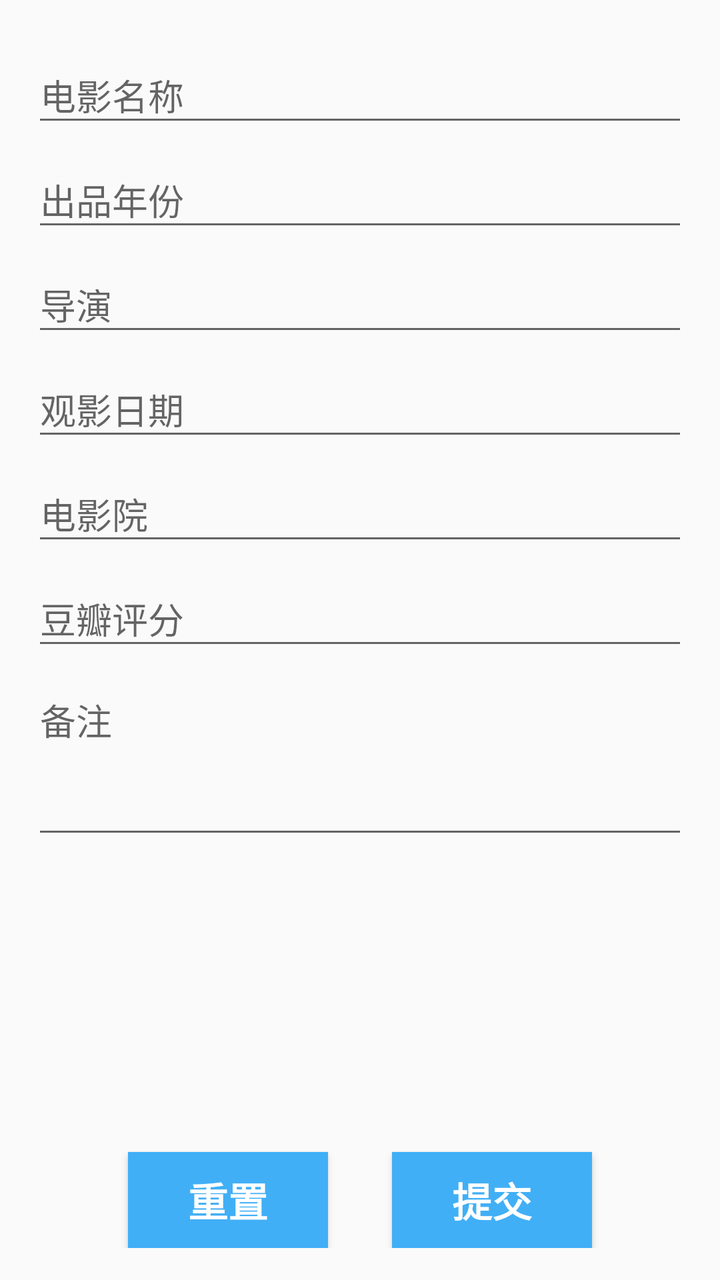
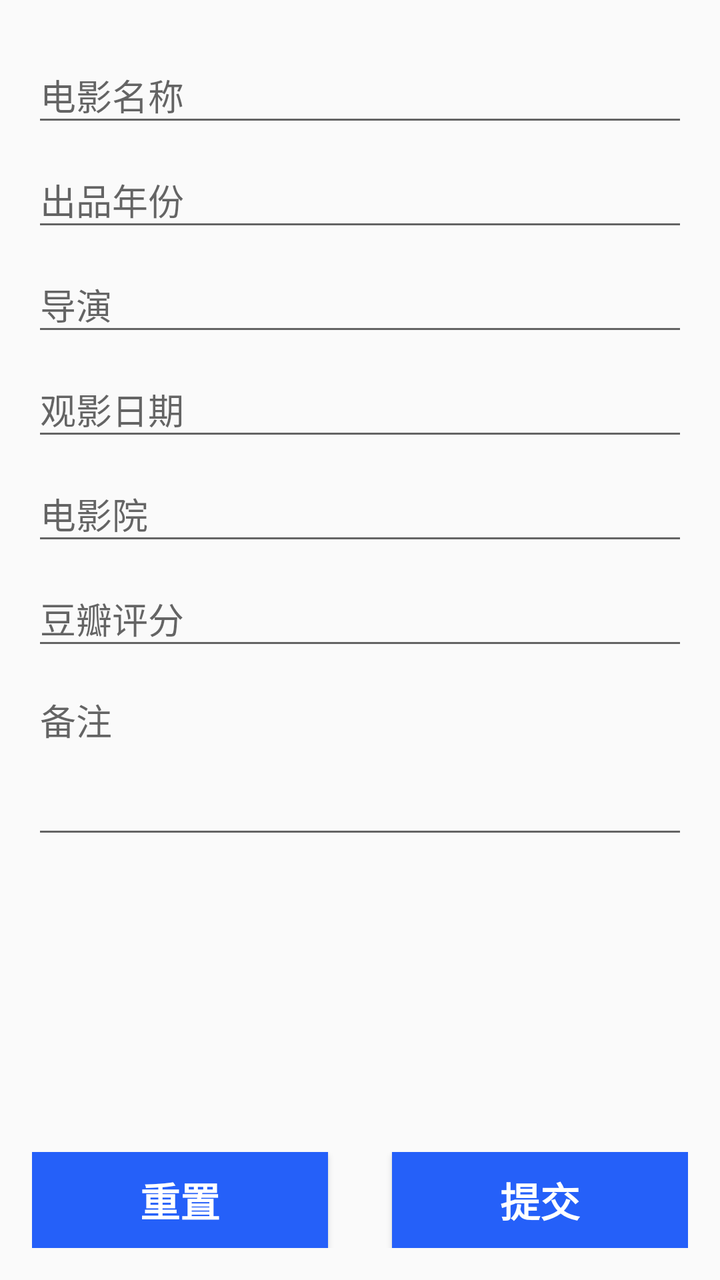

Compare the two renders of this Android layout. The source of the first and the diff that turns it into the second are given below.
<!-- AndroidManifest.xml: application theme AppTheme -->
<!-- res/layout/content_film_info.xml -->
<?xml version="1.0" encoding="utf-8"?>
<RelativeLayout xmlns:android="http://schemas.android.com/apk/res/android"
                xmlns:tools="http://schemas.android.com/tools"
                android:layout_width="match_parent"
                android:layout_height="match_parent"
                android:layout_marginTop="56dp"
                android:paddingBottom="@dimen/activity_vertical_margin"
                android:paddingLeft="@dimen/activity_horizontal_margin"
                android:paddingRight="@dimen/activity_horizontal_margin"
                android:paddingTop="@dimen/activity_vertical_margin"
                android:gravity="center_horizontal"
                android:orientation="vertical"
                tools:context="cn.sixlab.app.mineapps.activity.FilmInfoActivity"
                tools:showIn="@layout/activity_film_info">

    <LinearLayout
        android:id="@+id/panelBottom"
        android:layout_width="match_parent"
        android:layout_height="wrap_content"
        android:layout_alignParentBottom="true"
        android:orientation="horizontal">

        <Button
            android:id="@+id/film_info_clear"
            style="?android:textAppearanceSmall"
            android:layout_width="wrap_content"
            android:layout_height="wrap_content"
            android:layout_weight="1"
            android:layout_marginTop="@dimen/fab_margin"
            android:layout_marginRight="@dimen/fab_margin"
            android:layout_marginLeft="@dimen/fab_margin_2"
            android:background="@color/colorPrimary"
            android:text="@string/action_reset"
            android:textColor="@color/colorWhite"
            android:textSize="20sp"
            android:onClick="initInput"
            android:textStyle="bold"/>

        <Button
            android:id="@+id/film_info_submit"
            style="?android:textAppearanceSmall"
            android:layout_width="wrap_content"
            android:layout_height="wrap_content"
            android:layout_weight="1"
            android:layout_marginTop="@dimen/fab_margin"
            android:layout_marginLeft="@dimen/fab_margin"
            android:layout_marginRight="@dimen/fab_margin_2"
            android:background="@color/colorPrimary"
            android:text="@string/action_submit"
            android:textColor="@color/colorWhite"
            android:textSize="20sp"
            android:onClick="submitFilm"
            android:textStyle="bold"/>
    </LinearLayout>

    <ScrollView
        android:layout_width="match_parent"
        android:layout_height="wrap_content"
        android:layout_alignParentTop="true"
        android:layout_above="@id/panelBottom">
        <LinearLayout
            android:layout_width="match_parent"
            android:layout_height="wrap_content"
            android:orientation="vertical">

            <android.support.design.widget.TextInputLayout
                android:layout_width="match_parent"
                android:layout_height="wrap_content">

                <EditText
                    android:id="@+id/text_film_name"
                    android:layout_width="match_parent"
                    android:layout_height="wrap_content"
                    android:hint="@string/prompt_film_name"
                    android:inputType="text"
                    android:maxLines="1"
                    android:singleLine="true"/>
            </android.support.design.widget.TextInputLayout>

            <android.support.design.widget.TextInputLayout
                android:layout_width="match_parent"
                android:layout_height="wrap_content">
                <EditText
                    android:id="@+id/text_produce_year"
                    android:layout_width="match_parent"
                    android:layout_height="wrap_content"
                    android:hint="@string/prompt_produce_year"
                    android:inputType="number"
                    android:maxLines="1"
                    android:singleLine="true"/>
            </android.support.design.widget.TextInputLayout>

            <android.support.design.widget.TextInputLayout
                android:layout_width="match_parent"
                android:layout_height="wrap_content">
                <EditText
                    android:id="@+id/text_director"
                    android:layout_width="match_parent"
                    android:layout_height="wrap_content"
                    android:hint="@string/prompt_director"
                    android:inputType="text"
                    android:maxLines="1"
                    android:singleLine="true"/>
            </android.support.design.widget.TextInputLayout>

            <android.support.design.widget.TextInputLayout
                android:layout_width="match_parent"
                android:layout_height="wrap_content">
                <EditText
                    android:id="@+id/text_view_date"
                    android:layout_width="match_parent"
                    android:layout_height="wrap_content"
                    android:hint="@string/prompt_view_date"
                    android:inputType="date"
                    android:maxLines="1"
                    android:singleLine="true"/>
            </android.support.design.widget.TextInputLayout>

            <android.support.design.widget.TextInputLayout
                android:layout_width="match_parent"
                android:layout_height="wrap_content">
                <EditText
                    android:id="@+id/text_cinema"
                    android:layout_width="match_parent"
                    android:layout_height="wrap_content"
                    android:hint="@string/prompt_cinema"
                    android:inputType="text"
                    android:maxLines="1"
                    android:singleLine="true"/>
            </android.support.design.widget.TextInputLayout>

            <android.support.design.widget.TextInputLayout
                android:layout_width="match_parent"
                android:layout_height="wrap_content">
                <EditText
                    android:id="@+id/text_douban_score"
                    android:layout_width="match_parent"
                    android:layout_height="wrap_content"
                    android:hint="@string/prompt_douban_score"
                    android:inputType="numberDecimal"
                    android:maxLines="1"
                    android:singleLine="true"/>
            </android.support.design.widget.TextInputLayout>

            <android.support.design.widget.TextInputLayout
                android:layout_width="match_parent"
                android:layout_height="wrap_content">
                <EditText
                    android:id="@+id/text_remark"
                    android:layout_width="match_parent"
                    android:layout_height="wrap_content"
                    android:hint="@string/prompt_remark"
                    android:inputType="textMultiLine"
                    android:minLines="3"
                    android:maxLines="5"
                    android:gravity="left|top"/>
            </android.support.design.widget.TextInputLayout>

        </LinearLayout>
    </ScrollView>

</RelativeLayout>
<!-- res/layout/activity_film_info.xml (included above) -->
<?xml version="1.0" encoding="utf-8"?>
<android.support.design.widget.CoordinatorLayout
    xmlns:android="http://schemas.android.com/apk/res/android"
    xmlns:app="http://schemas.android.com/apk/res-auto"
    xmlns:tools="http://schemas.android.com/tools"
    android:layout_width="match_parent"
    android:layout_height="match_parent"
    tools:context="cn.sixlab.app.mineapps.activity.FilmInfoActivity">

    <android.support.design.widget.AppBarLayout
        android:layout_width="match_parent"
        android:layout_height="wrap_content"
        android:theme="@style/AppTheme.AppBarOverlay">

        <android.support.v7.widget.Toolbar
            android:id="@+id/toolbar"
            android:layout_width="match_parent"
            android:layout_height="?attr/actionBarSize"
            android:background="?attr/colorPrimary"
            app:popupTheme="@style/AppTheme.PopupOverlay"/>

    </android.support.design.widget.AppBarLayout>

    <include layout="@layout/content_film_info"/>

    <android.support.design.widget.FloatingActionButton
        android:id="@+id/fab"
        android:layout_width="wrap_content"
        android:layout_height="wrap_content"
        android:layout_gravity="bottom|end"

        android:layout_margin="@dimen/fab_margin"
        app:backgroundTint="@color/colorPrimary"
        app:srcCompat="@drawable/ic_search_black_24dp"/>

</android.support.design.widget.CoordinatorLayout>
<!-- resources referenced by this layout -->
<resources>
  <color name="colorPrimary">#41AFF6</color>
  <color name="colorWhite">#FFFFFF</color>
  <dimen name="activity_horizontal_margin">16dp</dimen>
  <dimen name="activity_vertical_margin">16dp</dimen>
  <dimen name="fab_margin">16dp</dimen>
  <dimen name="fab_margin_2">48dp</dimen>
  <!-- drawable ic_search_black_24dp (drawable) -->
  <vector xmlns:android="http://schemas.android.com/apk/res/android"
          android:width="24dp"
          android:height="24dp"
          android:viewportWidth="24.0"
          android:viewportHeight="24.0">
      <path
          android:fillColor="#FF000000"
          android:pathData="M15.5,14h-0.79l-0.28,-0.27C15.41,12.59 16,11.11 16,9.5 16,5.91 13.09,3 9.5,3S3,5.91 3,9.5 5.91,16 9.5,16c1.61,0 3.09,-0.59 4.23,-1.57l0.27,0.28v0.79l5,4.99L20.49,19l-4.99,-5zM9.5,14C7.01,14 5,11.99 5,9.5S7.01,5 9.5,5 14,7.01 14,9.5 11.99,14 9.5,14z"/>
  </vector>
  <string name="action_reset">重置</string>
  <string name="action_submit">提交</string>
  <string name="prompt_cinema">电影院</string>
  <string name="prompt_director">导演</string>
  <string name="prompt_douban_score">豆瓣评分</string>
  <string name="prompt_film_name">电影名称</string>
  <string name="prompt_produce_year">出品年份</string>
  <string name="prompt_remark">备注</string>
  <string name="prompt_view_date">观影日期</string>
  <style name="AppTheme.AppBarOverlay" parent="ThemeOverlay.AppCompat.Dark.ActionBar" />
  <style name="AppTheme.PopupOverlay" parent="ThemeOverlay.AppCompat.Light" />
  <style name="AppTheme" parent="Theme.AppCompat.Light.DarkActionBar">
          
          <item name="colorPrimary">@color/colorPrimary</item>
          <item name="colorPrimaryDark">@color/colorPrimaryDark</item>
          <item name="colorAccent">@color/colorAccent</item>
      </style>
  <color name="colorPrimaryDark">#68C98A</color>
  <color name="colorAccent">#48b463</color>
</resources>

<!-- the commit's change to res/layout/content_film_info.xml (unified diff, before → after) -->
@@ -1,15 +1,10 @@
 <?xml version="1.0" encoding="utf-8"?>
 <RelativeLayout xmlns:android="http://schemas.android.com/apk/res/android"
                 xmlns:tools="http://schemas.android.com/tools"
+                xmlns:app="http://schemas.android.com/apk/res-auto"
                 android:layout_width="match_parent"
                 android:layout_height="match_parent"
-                android:layout_marginTop="56dp"
-                android:paddingBottom="@dimen/activity_vertical_margin"
-                android:paddingLeft="@dimen/activity_horizontal_margin"
-                android:paddingRight="@dimen/activity_horizontal_margin"
-                android:paddingTop="@dimen/activity_vertical_margin"
-                android:gravity="center_horizontal"
-                android:orientation="vertical"
+                app:layout_behavior="@string/appbar_scrolling_view_behavior"
                 tools:context="cn.sixlab.app.mineapps.activity.FilmInfoActivity"
                 tools:showIn="@layout/activity_film_info">
 
@@ -18,6 +13,7 @@
         android:layout_width="match_parent"
         android:layout_height="wrap_content"
         android:layout_alignParentBottom="true"
+        android:padding="@dimen/fab_margin"
         android:orientation="horizontal">
 
         <Button
@@ -26,9 +22,7 @@
             android:layout_width="wrap_content"
             android:layout_height="wrap_content"
             android:layout_weight="1"
-            android:layout_marginTop="@dimen/fab_margin"
             android:layout_marginRight="@dimen/fab_margin"
-            android:layout_marginLeft="@dimen/fab_margin_2"
             android:background="@color/colorPrimary"
             android:text="@string/action_reset"
             android:textColor="@color/colorWhite"
@@ -42,9 +36,7 @@
             android:layout_width="wrap_content"
             android:layout_height="wrap_content"
             android:layout_weight="1"
-            android:layout_marginTop="@dimen/fab_margin"
             android:layout_marginLeft="@dimen/fab_margin"
-            android:layout_marginRight="@dimen/fab_margin_2"
             android:background="@color/colorPrimary"
             android:text="@string/action_submit"
             android:textColor="@color/colorWhite"
@@ -61,6 +53,10 @@
         <LinearLayout
             android:layout_width="match_parent"
             android:layout_height="wrap_content"
+            android:paddingBottom="@dimen/activity_vertical_margin"
+            android:paddingLeft="@dimen/activity_horizontal_margin"
+            android:paddingRight="@dimen/activity_horizontal_margin"
+            android:paddingTop="@dimen/activity_vertical_margin"
             android:orientation="vertical">
 
             <android.support.design.widget.TextInputLayout
@@ -158,7 +154,6 @@
 
         </LinearLayout>
     </ScrollView>
-
 </RelativeLayout>
 <!-- res/layout/activity_film_info.xml (included above) -->
 <?xml version="1.0" encoding="utf-8"?>
<!-- resource entries referenced after the edit -->
@@ -1,11 +1,10 @@
 <!-- resources referenced by this layout -->
 <resources>
-  <color name="colorPrimary">#41AFF6</color>
+  <color name="colorPrimary">#2560f9</color>
   <color name="colorWhite">#FFFFFF</color>
   <dimen name="activity_horizontal_margin">16dp</dimen>
   <dimen name="activity_vertical_margin">16dp</dimen>
   <dimen name="fab_margin">16dp</dimen>
-  <dimen name="fab_margin_2">48dp</dimen>
   <!-- drawable ic_search_black_24dp (drawable) -->
   <vector xmlns:android="http://schemas.android.com/apk/res/android"
           android:width="24dp"
@@ -33,7 +32,7 @@
           <item name="colorPrimaryDark">@color/colorPrimaryDark</item>
           <item name="colorAccent">@color/colorAccent</item>
       </style>
-  <color name="colorPrimaryDark">#68C98A</color>
+  <color name="colorPrimaryDark">#4780FF</color>
   <color name="colorAccent">#48b463</color>
 </resources>
 
